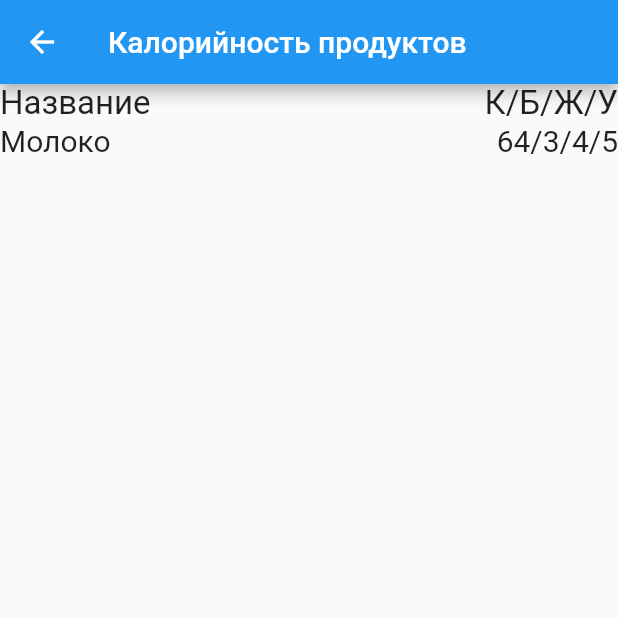
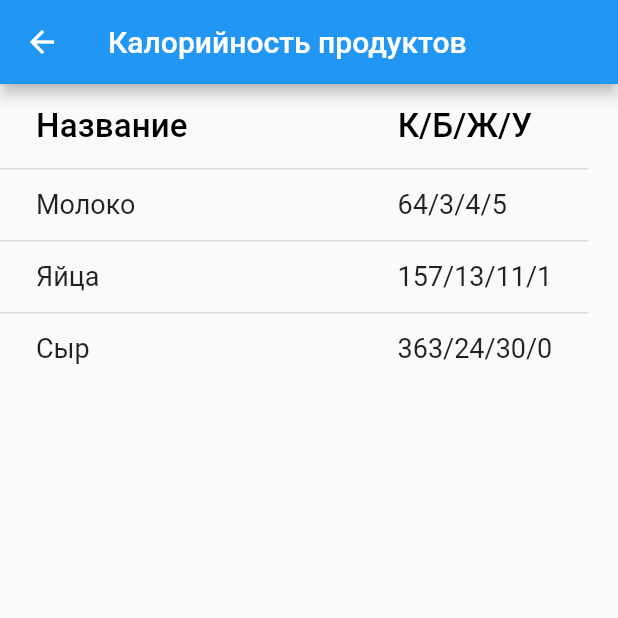
Before and after one commit to sdu-mp-21/eat-fit, a Flutter app: the CaloriesInfo screen opened by its route, on a phone screen of 412 x 824 dp, the top half of it. Run offline on Flutter 3.47's test engine with Material 2 defaults, Android fonts, the phone set to English and light mode, and no system bars; our stand-ins replace connectivity, data_connection_checker, dio, fluttertoast, internet_connection_checker, percent_indicator and 1 more; network calls fail.

Commit message:
Update calories_info_dart.dart

```diff
--- a/lib/views/calories_info_dart.dart
+++ b/lib/views/calories_info_dart.dart
@@ -1,4 +1,5 @@
 import 'package:flutter/material.dart';
+import 'package:flutter_team_project/models/product.dart';
 
 
 class CaloriesInfo extends StatefulWidget {
@@ -22,72 +23,54 @@ class _CaloriesInfoState extends State<CaloriesInfo> {
   Map<String, String> vegetableCalories = {'Морковь':'35/1/0/7', 'Картофель':'76/2/0/16', 'Помидор':'20/1/0/5', 'Огурец':'15/1/0/3'};
   Map<String, String> berrieCalories = {'Банан':'95/2/22', 'Вишня':'52/1/0/12', 'Клубника':'41/1/0/8', 'Голубика':'35/1/0/8'};
 
-  Map getMap() {
-    switch(text) {
-      case 'dairy': {
-        return dairyCalories;
-      }
-      break;
-      case 'meat': {
-        return meatCalories;
-      }
-      break;
-      case 'fruits': {
-        return fruitCalories;
-      }
-      break;
-      case 'vegetables': {
-        return vegetableCalories;
-      }
-      break;
-      case 'cereals': {
-        return cerealsCalories;
-      }
-      break;
-      case 'berries': {
-        return berrieCalories;
-      }
-      break;
-      default: {
-        return dairyCalories;
-      }
-      break;
-    }
-  }
-
-  Widget setText(String text) {
+  Widget setText(String text, double size) {
     return Text(
       '$text',
       style: TextStyle(
-        fontSize: 20,
+        fontSize: size,
       ),
     );
   }
 
-  Widget setName(BuildContext context) {
-    for (var i = 0; i < getMap().length; i++) {
-      return setText(getMap().keys.elementAt(i));
+  final dairyProducts = <Product> [
+    Product(name: 'Молоко', nutrition: '64/3/4/5'),
+    Product(name: 'Яйца', nutrition: '157/13/11/1'),
+    Product(name: 'Сыр', nutrition: '363/24/30/0'),
+    // продукы добавлять сюда
+  ];
+
+  final meatProducts = <Product> [
+    Product(name: 'Говядина', nutrition: '187/19/12/0'),
+    Product(name: 'Курятина', nutrition: '157/13/11/1'),
+    Product(name: 'Индейка', nutrition: '84/19/1/0'),
+    // и сюда тоже
+  ];
+
+  List<Product> getList() {
+    switch(text) {
+      case 'dairy': {
+        return dairyProducts;
+      }
+      case 'meat': {
+        return meatProducts;
+      }
+    /// Здесь на return просто перепиши на название списка
+    // case 'fruits': {
+    //   return fruitCalories;
+    // }
+    // case 'vegetables': {
+    //   return vegetableCalories;
+    // }
+    // case 'cereals': {
+    //   return cerealsCalories;
+    // }
+    // case 'berries': {
+    //   return berrieCalories;
+    // }
+      default: {
+        return dairyProducts;
+      }
     }
-    return setText('DefaultName');
-    // return ListView.builder(
-    //   itemCount: getMap().length,
-    //   itemBuilder: (context, i) {
-    //     return setText(getMap().keys.elementAt(i));
-    //   }
-    // );
-  }
-
-  Widget setCcal(BuildContext context) {
-    for (var i = 0; i < getMap().length; i++) {
-      return setText(getMap().values.elementAt(i));
-    }
-    return setText('DefaultVal');
-    // return ListView.builder(
-    //     itemCount: getMap().length,
-    //     itemBuilder: (context, i) {
-    //       return setText(getMap().values.elementAt(i));
-    //     }
-    // );
   }
 
   @override
@@ -96,34 +79,25 @@ class _CaloriesInfoState extends State<CaloriesInfo> {
       appBar: AppBar(
         title: Text('Калорийность продуктов'),
       ),
-      body: Column(
-        children: [
-          Row(
-            mainAxisAlignment: MainAxisAlignment.spaceBetween,
-            children: [
-              Text(
-                'Название',
-                style: TextStyle(
-                  fontSize: 22,
-                ),
-              ),
-              Text(
-                'К/Б/Ж/У',
-                style: TextStyle(
-                  fontSize: 22,
-                ),
-              ),
-            ],
-          ),
-          Row(
-            mainAxisAlignment: MainAxisAlignment.spaceBetween,
-            children: [
-              setName(context),
-              setCcal(context),
-            ],
-          ),
-        ],
+      body: SingleChildScrollView(
+        scrollDirection: Axis.vertical,
+        child: DataTable(
+          columnSpacing: 140,
+          columns: [
+            DataColumn(label: setText('Название', 22)),
+            DataColumn(label: setText('К/Б/Ж/У', 22)),
+          ],
+          rows: getRows(getList()),
+        ),
       ),
     );
   }
+
+  List<DataRow> getRows(List<Product> products) => products.map((Product product) {
+    final cells = [product.name, product.nutrition];
+    return DataRow(cells: getCells(cells));
+  }).toList();
+
+  List<DataCell> getCells(List<dynamic> cells) =>
+      cells.map((data) => DataCell(setText('$data', 18))).toList();
 }
```
